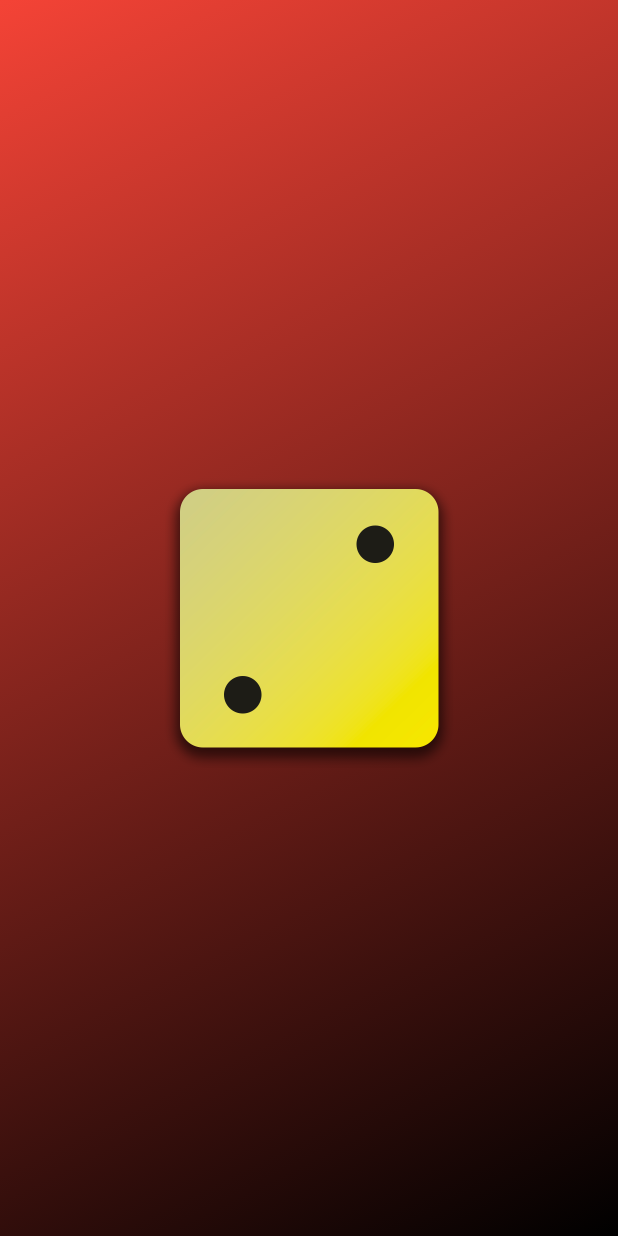
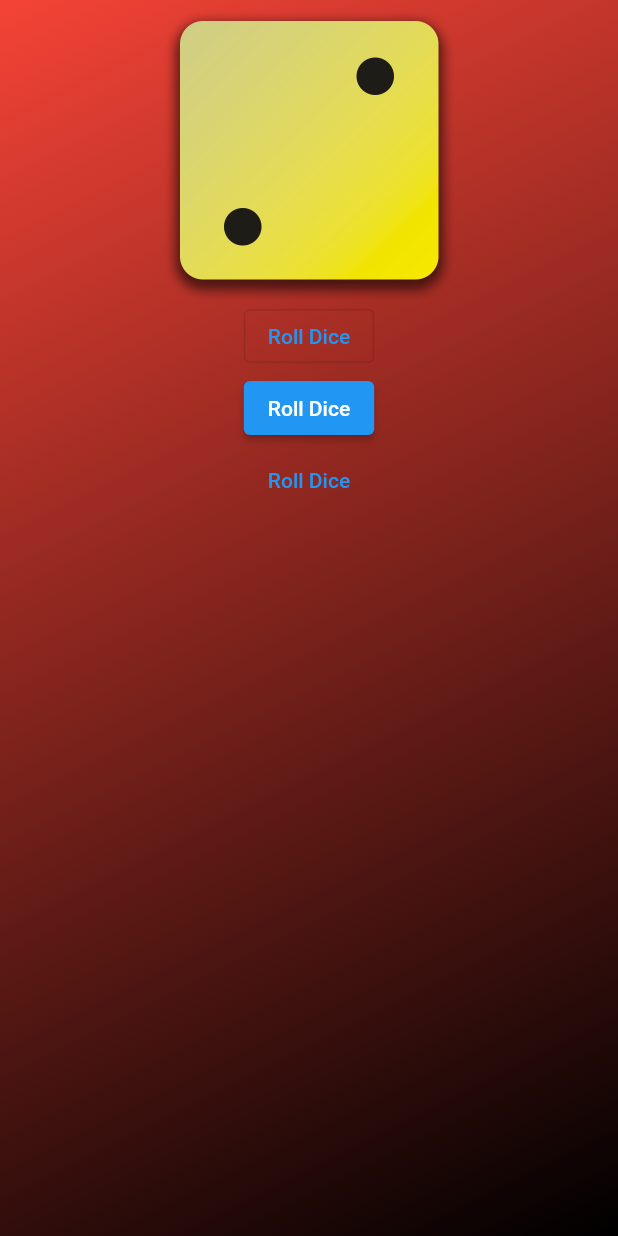
Before and after one commit to kodesh87/flutter_dart_the_complete_guide_2023_edition, a Flutter app: the screen it shows after launch, on a phone screen of 412 x 824 dp. Run offline on Flutter 3.47's test engine with Material 2 defaults, Android fonts, the phone set to English and light mode, and no system bars.

Commit message:
Lesson #45

```diff
--- a/first_app/lib/gradient_container.dart
+++ b/first_app/lib/gradient_container.dart
@@ -2,6 +2,10 @@ import 'package:flutter/material.dart';
 
 const startAlignment = Alignment.topLeft;
 const endAlignment = Alignment.bottomRight;
+
+void rollDice() {
+  // hello
+}
 
 class GradientContainer extends StatelessWidget {
   const GradientContainer({super.key, required this.gradientColors});
@@ -20,9 +24,16 @@ class GradientContainer extends StatelessWidget {
         ),
       ),
       child: Center(
-        child: Image.asset(
-          "assets/images/dice/dice-2.png",
-          width: 200,
+        child: Column(
+          children: [
+            Image.asset(
+              "assets/images/dice/dice-2.png",
+              width: 200,
+            ),
+            OutlinedButton(onPressed: () {}, child: const Text("Roll Dice")),
+            const ElevatedButton(onPressed: rollDice, child: Text("Roll Dice")),
+            TextButton(onPressed: () {}, child: const Text("Roll Dice"))
+          ],
         ),
       ),
       // child: Image.asset("name"),
```
